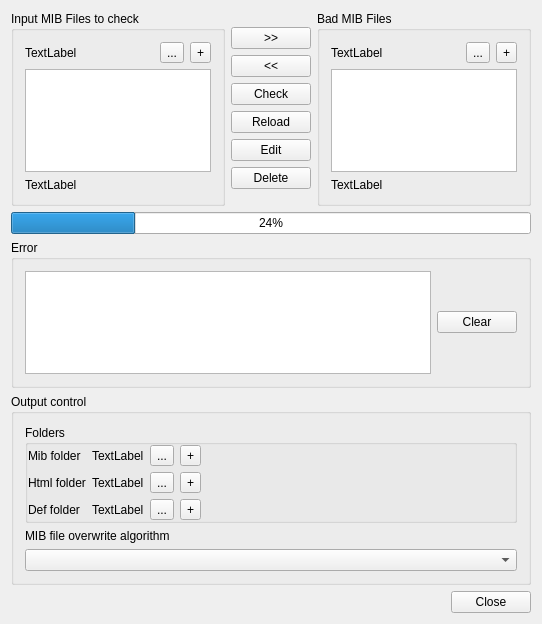
First picture: the form in MainWindow.ui, repository ram-0000/MibChecker, before the edit.
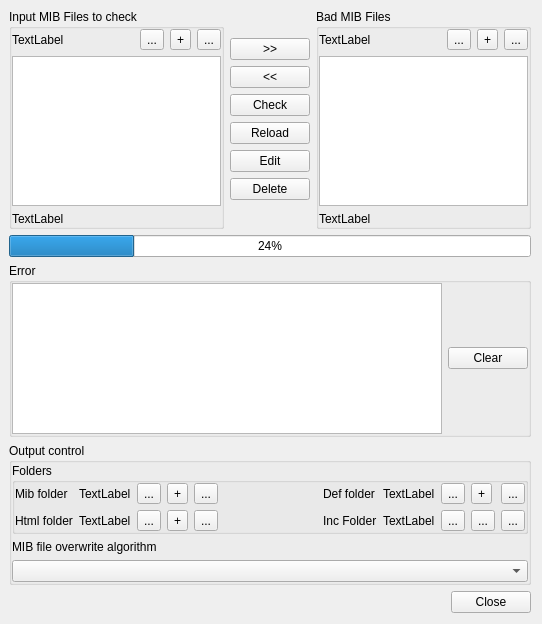
Second picture: the form after the edit. Icons and pictures are not drawn.

Diff of the .ui file:
```diff
--- a/MainWindow.ui
+++ b/MainWindow.ui
@@ -15,6 +15,12 @@
   </property>
   <widget class="QWidget" name="centralWidget">
    <layout class="QVBoxLayout" name="verticalLayout">
+    <property name="leftMargin">
+     <number>9</number>
+    </property>
+    <property name="topMargin">
+     <number>9</number>
+    </property>
     <item>
      <layout class="QHBoxLayout" name="horizontalLayout">
       <item>
@@ -23,6 +29,18 @@
          <string>Input MIB Files to check</string>
         </property>
         <layout class="QVBoxLayout" name="verticalLayout_4">
+         <property name="leftMargin">
+          <number>0</number>
+         </property>
+         <property name="topMargin">
+          <number>0</number>
+         </property>
+         <property name="rightMargin">
+          <number>0</number>
+         </property>
+         <property name="bottomMargin">
+          <number>0</number>
+         </property>
          <item>
           <layout class="QHBoxLayout" name="horizontalLayout_5">
            <property name="topMargin">
@@ -57,6 +75,17 @@
              </property>
             </widget>
            </item>
+           <item>
+            <widget class="QToolButton" name="InputFolderCmdButton">
+             <property name="text">
+              <string>...</string>
+             </property>
+             <property name="icon">
+              <iconset resource="Res.qrc">
+               <normaloff>:/res/Cmd.png</normaloff>:/res/Cmd.png</iconset>
+             </property>
+            </widget>
+           </item>
           </layout>
          </item>
          <item>
@@ -157,6 +186,18 @@
          <string>Bad MIB Files</string>
         </property>
         <layout class="QVBoxLayout" name="verticalLayout_3">
+         <property name="leftMargin">
+          <number>0</number>
+         </property>
+         <property name="topMargin">
+          <number>0</number>
+         </property>
+         <property name="rightMargin">
+          <number>0</number>
+         </property>
+         <property name="bottomMargin">
+          <number>0</number>
+         </property>
          <item>
           <layout class="QHBoxLayout" name="horizontalLayout_3">
            <property name="topMargin">
@@ -191,6 +232,17 @@
              </property>
             </widget>
            </item>
+           <item>
+            <widget class="QToolButton" name="BadFolderCmdButton">
+             <property name="text">
+              <string>...</string>
+             </property>
+             <property name="icon">
+              <iconset resource="Res.qrc">
+               <normaloff>:/res/Cmd.png</normaloff>:/res/Cmd.png</iconset>
+             </property>
+            </widget>
+           </item>
           </layout>
          </item>
          <item>
@@ -228,6 +280,18 @@
        <string>Error</string>
       </property>
       <layout class="QHBoxLayout" name="horizontalLayout_2">
+       <property name="leftMargin">
+        <number>0</number>
+       </property>
+       <property name="topMargin">
+        <number>0</number>
+       </property>
+       <property name="rightMargin">
+        <number>0</number>
+       </property>
+       <property name="bottomMargin">
+        <number>0</number>
+       </property>
        <item>
         <widget class="QTextEdit" name="ErrorEdit">
          <property name="readOnly">
@@ -251,6 +315,18 @@
        <string>Output control</string>
       </property>
       <layout class="QVBoxLayout" name="verticalLayout_2">
+       <property name="leftMargin">
+        <number>0</number>
+       </property>
+       <property name="topMargin">
+        <number>0</number>
+       </property>
+       <property name="rightMargin">
+        <number>0</number>
+       </property>
+       <property name="bottomMargin">
+        <number>0</number>
+       </property>
        <item>
         <widget class="QGroupBox" name="groupBox_5">
          <property name="title">
@@ -280,54 +356,20 @@
             </property>
            </widget>
           </item>
-          <item row="0" column="1">
-           <widget class="QLabel" name="MibFileMibFolderEdit">
+          <item row="1" column="9">
+           <widget class="QToolButton" name="OutputIncFolderOpenButton">
             <property name="text">
-             <string>TextLabel</string>
+             <string>...</string>
             </property>
-           </widget>
-          </item>
-          <item row="0" column="3">
-           <widget class="QToolButton" name="MibFolderOpen">
-            <property name="text">
-             <string>+</string>
-            </property>
             <property name="icon">
              <iconset resource="Res.qrc">
               <normaloff>:/res/Folder.png</normaloff>:/res/Folder.png</iconset>
             </property>
            </widget>
           </item>
-          <item row="0" column="0">
-           <widget class="QLabel" name="MibFolderLabel">
+          <item row="0" column="8">
+           <widget class="QToolButton" name="OutputDefFolderChooserButton">
             <property name="text">
-             <string>Mib folder</string>
-            </property>
-            <property name="alignment">
-             <set>Qt::AlignLeading|Qt::AlignLeft|Qt::AlignVCenter</set>
-            </property>
-           </widget>
-          </item>
-          <item row="1" column="0">
-           <widget class="QLabel" name="HtmlFolderLabel">
-            <property name="text">
-             <string>Html folder</string>
-            </property>
-            <property name="alignment">
-             <set>Qt::AlignLeading|Qt::AlignLeft|Qt::AlignVCenter</set>
-            </property>
-           </widget>
-          </item>
-          <item row="1" column="1">
-           <widget class="QLabel" name="MibFileHtmlFolderEdit">
-            <property name="text">
-             <string>TextLabel</string>
-            </property>
-           </widget>
-          </item>
-          <item row="1" column="2">
-           <widget class="QToolButton" name="HtmlFolderChooser">
-            <property name="text">
              <string>...</string>
             </property>
             <property name="icon">
@@ -336,10 +378,10 @@
             </property>
            </widget>
           </item>
-          <item row="1" column="3">
-           <widget class="QToolButton" name="HtmlFolderOpen">
+          <item row="1" column="8">
+           <widget class="QToolButton" name="OutputIncFolderChooserButton">
             <property name="text">
-             <string>+</string>
+             <string>...</string>
             </property>
             <property name="icon">
              <iconset resource="Res.qrc">
@@ -347,8 +389,8 @@
             </property>
            </widget>
           </item>
-          <item row="2" column="0">
-           <widget class="QLabel" name="DefFolderLabel">
+          <item row="0" column="6">
+           <widget class="QLabel" name="OutputDefFolderLabel">
             <property name="text">
              <string>Def folder</string>
             </property>
@@ -357,36 +399,7 @@
             </property>
            </widget>
           </item>
-          <item row="2" column="1">
-           <widget class="QLabel" name="MibFileDefFolderEdit">
-            <property name="text">
-             <string>TextLabel</string>
-            </property>
-           </widget>
-          </item>
-          <item row="2" column="2">
-           <widget class="QToolButton" name="DefFolderChooser">
-            <property name="text">
-             <string>...</string>
-            </property>
-            <property name="icon">
-             <iconset resource="Res.qrc">
-              <normaloff>:/res/Chooser.png</normaloff>:/res/Chooser.png</iconset>
-            </property>
-           </widget>
-          </item>
-          <item row="2" column="3">
-           <widget class="QToolButton" name="DefFolderOpen">
-            <property name="text">
-             <string>+</string>
-            </property>
-            <property name="icon">
-             <iconset resource="Res.qrc">
-              <normaloff>:/res/Folder.png</normaloff>:/res/Folder.png</iconset>
-            </property>
-           </widget>
-          </item>
-          <item row="0" column="4">
+          <item row="0" column="5">
            <spacer name="horizontalSpacer">
             <property name="orientation">
              <enum>Qt::Horizontal</enum>
@@ -399,6 +412,149 @@
             </property>
            </spacer>
           </item>
+          <item row="1" column="6">
+           <widget class="QLabel" name="OutputIncFolderLabel">
+            <property name="text">
+             <string>Inc Folder</string>
+            </property>
+           </widget>
+          </item>
+          <item row="0" column="7">
+           <widget class="QLabel" name="OutputDefFolderEdit">
+            <property name="text">
+             <string>TextLabel</string>
+            </property>
+           </widget>
+          </item>
+          <item row="1" column="7">
+           <widget class="QLabel" name="OutputIncFolderEdit">
+            <property name="text">
+             <string>TextLabel</string>
+            </property>
+           </widget>
+          </item>
+          <item row="0" column="4">
+           <widget class="QToolButton" name="OutputMibFolderCmdButton">
+            <property name="text">
+             <string>...</string>
+            </property>
+            <property name="icon">
+             <iconset resource="Res.qrc">
+              <normaloff>:/res/Cmd.png</normaloff>:/res/Cmd.png</iconset>
+            </property>
+           </widget>
+          </item>
+          <item row="1" column="3">
+           <widget class="QToolButton" name="OutputHtmlFolderOpenButton">
+            <property name="text">
+             <string>+</string>
+            </property>
+            <property name="icon">
+             <iconset resource="Res.qrc">
+              <normaloff>:/res/Folder.png</normaloff>:/res/Folder.png</iconset>
+            </property>
+           </widget>
+          </item>
+          <item row="0" column="0">
+           <widget class="QLabel" name="OutputMibFolderLabel">
+            <property name="text">
+             <string>Mib folder</string>
+            </property>
+            <property name="alignment">
+             <set>Qt::AlignLeading|Qt::AlignLeft|Qt::AlignVCenter</set>
+            </property>
+           </widget>
+          </item>
+          <item row="1" column="0">
+           <widget class="QLabel" name="OutputHtmlFolderLabel">
+            <property name="text">
+             <string>Html folder</string>
+            </property>
+            <property name="alignment">
+             <set>Qt::AlignLeading|Qt::AlignLeft|Qt::AlignVCenter</set>
+            </property>
+           </widget>
+          </item>
+          <item row="1" column="4">
+           <widget class="QToolButton" name="OutputHtmlFolderCmdButton">
+            <property name="text">
+             <string>...</string>
+            </property>
+            <property name="icon">
+             <iconset resource="Res.qrc">
+              <normaloff>:/res/Cmd.png</normaloff>:/res/Cmd.png</iconset>
+            </property>
+           </widget>
+          </item>
+          <item row="0" column="3">
+           <widget class="QToolButton" name="OutputMibFolderOpenButton">
+            <property name="text">
+             <string>+</string>
+            </property>
+            <property name="icon">
+             <iconset resource="Res.qrc">
+              <normaloff>:/res/Folder.png</normaloff>:/res/Folder.png</iconset>
+            </property>
+           </widget>
+          </item>
+          <item row="1" column="1">
+           <widget class="QLabel" name="OutputHtmlFolderEdit">
+            <property name="text">
+             <string>TextLabel</string>
+            </property>
+           </widget>
+          </item>
+          <item row="0" column="1">
+           <widget class="QLabel" name="OutputMibFolderEdit">
+            <property name="text">
+             <string>TextLabel</string>
+            </property>
+           </widget>
+          </item>
+          <item row="0" column="9">
+           <widget class="QToolButton" name="OutputDefFolderOpenButton">
+            <property name="text">
+             <string>+</string>
+            </property>
+            <property name="icon">
+             <iconset resource="Res.qrc">
+              <normaloff>:/res/Folder.png</normaloff>:/res/Folder.png</iconset>
+            </property>
+           </widget>
+          </item>
+          <item row="1" column="2">
+           <widget class="QToolButton" name="OutputHtmlFolderChooserButton">
+            <property name="text">
+             <string>...</string>
+            </property>
+            <property name="icon">
+             <iconset resource="Res.qrc">
+              <normaloff>:/res/Chooser.png</normaloff>:/res/Chooser.png</iconset>
+            </property>
+           </widget>
+          </item>
+          <item row="0" column="10">
+           <widget class="QToolButton" name="OutputDefFolderCmdButton">
+            <property name="text">
+             <string>...</string>
+            </property>
+            <property name="icon">
+             <iconset resource="Res.qrc">
+              <normaloff>:/res/Cmd.png</normaloff>:/res/Cmd.png</iconset>
+            </property>
+           </widget>
+          </item>
+          <item row="1" column="10">
+           <widget class="QToolButton" name="OutputIncFolderCmdButton">
+            <property name="text">
+             <string>...</string>
+            </property>
+            <property name="icon">
+             <iconset resource="Res.qrc">
+              <normaloff>:/res/Cmd.png</normaloff>:/res/Cmd.png</iconset>
+            </property>
+           </widget>
+          </item>
          </layout>
         </widget>
        </item>
```
Left out of the diff: 16 changed lines with no effect on the pictures.
